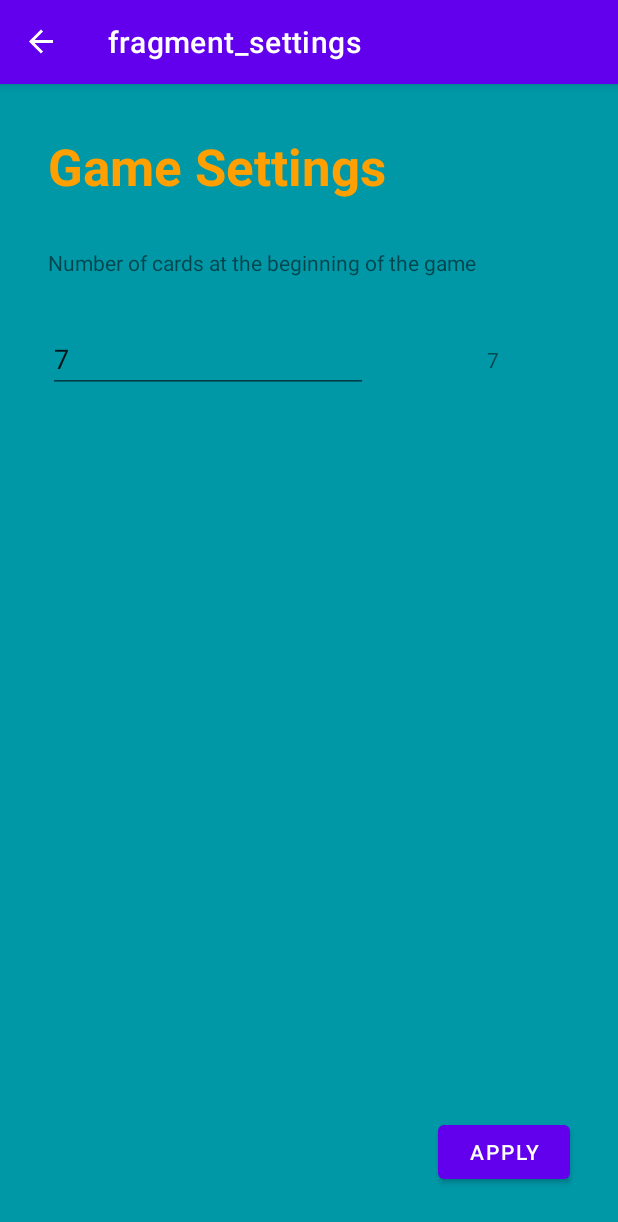
After one commit to inf21064/Project_Android_Uno, an Android app: the settingsFragment screen opened through its navigation route, on a phone screen of 412 x 824 dp. The commit adds this screen. Shown: the top 1222 px of the screen. Run offline under Robolectric (Android 15) with nearby library versions, the phone set to English and light mode, and no system bars; our stand-ins replace data binding, navigation-ui.

Commit message:
databinding for number of card settingsFragment

```diff
--- a/app/src/main/java/com/example/project_andorid_uno/homeFragment.kt
+++ b/app/src/main/java/com/example/project_andorid_uno/homeFragment.kt
@@ -5,6 +5,7 @@ import android.view.*
 import androidx.fragment.app.Fragment
 import androidx.databinding.DataBindingUtil
 import androidx.navigation.findNavController
+import androidx.navigation.ui.NavigationUI
 import com.example.project_andorid_uno.databinding.FragmentHomeBinding
 
 class homeFragment : Fragment() {
@@ -22,9 +23,13 @@ class homeFragment : Fragment() {
         setHasOptionsMenu(true)
         return binding.root
     }
-
-    /*override fun onCreateOptionsMenu(menu: Menu, inflater: MenuInflater) {
+    override fun onCreateOptionsMenu(menu: Menu, inflater: MenuInflater) {
         super.onCreateOptionsMenu(menu, inflater)
         inflater.inflate(R.menu.options_menu,menu)
-    }*/
+    }
+
+    override fun onOptionsItemSelected(item: MenuItem): Boolean {
+        return NavigationUI.onNavDestinationSelected(item, requireView().findNavController())
+                || super.onOptionsItemSelected(item)
+    }
 }
--- /dev/null
+++ b/app/src/main/java/com/example/project_andorid_uno/settingsFragment.kt
@@ -0,0 +1,33 @@
+package com.example.project_andorid_uno
+
+import android.os.Bundle
+import android.text.Editable
+import android.text.TextWatcher
+import androidx.fragment.app.Fragment
+import android.view.LayoutInflater
+import android.view.View
+import android.view.ViewGroup
+import androidx.databinding.DataBindingUtil
+import com.example.project_andorid_uno.databinding.FragmentHomeBinding
+import com.example.project_andorid_uno.databinding.FragmentSettingsBinding
+import java.io.Console
+
+var numOfCards = 7
+
+class settingsFragment : Fragment() {
+    override fun onCreateView(
+        inflater: LayoutInflater, container: ViewGroup?,
+        savedInstanceState: Bundle?
+    ): View? {
+        val binding = DataBindingUtil.inflate<FragmentSettingsBinding>(inflater,
+            R.layout.fragment_settings,container,false)
+        binding.numOfCards = numOfCards
+
+        binding.applySettingsBtn.setOnClickListener {
+            numOfCards = binding.numOfCardsTxtInput.text.toString().toInt()
+            println(numOfCards)
+        }
+
+        return binding.root
+    }
+}
--- /dev/null
+++ b/app/src/main/res/layout/fragment_settings.xml
@@ -0,0 +1,72 @@
+<?xml version="1.0" encoding="utf-8"?>
+<layout
+    xmlns:android="http://schemas.android.com/apk/res/android"
+    xmlns:app="http://schemas.android.com/apk/res-auto"
+    xmlns:tools="http://schemas.android.com/tools">
+    <data>
+        <variable
+            name="numOfCards"
+            type="Number" />
+    </data>
+    <androidx.constraintlayout.widget.ConstraintLayout
+        android:layout_width="match_parent"
+        android:layout_height="match_parent"
+        android:background="#0097A7"
+        tools:context=".settingsFragment">
+
+        <TextView
+            android:id="@+id/textView4"
+            android:layout_width="wrap_content"
+            android:layout_height="wrap_content"
+            android:layout_marginStart="32dp"
+            android:layout_marginTop="32dp"
+            android:text="@string/settings"
+            android:textAppearance="@style/TextAppearance.AppCompat.Display1"
+            android:textColor="#FFA000"
+            android:textStyle="bold"
+            app:layout_constraintStart_toStartOf="parent"
+            app:layout_constraintTop_toTopOf="parent" />
+
+        <TextView
+            android:id="@+id/cardSettingsInput"
+            android:layout_width="wrap_content"
+            android:layout_height="wrap_content"
+            android:layout_marginTop="32dp"
+            android:fontFamily="sans-serif"
+            android:text="@string/num_of_startcards"
+            app:layout_constraintStart_toStartOf="@+id/textView4"
+            app:layout_constraintTop_toBottomOf="@+id/textView4" />
+
+        <EditText
+            android:id="@+id/numOfCardsTxtInput"
+            android:layout_width="wrap_content"
+            android:layout_height="wrap_content"
+            android:layout_marginTop="32dp"
+            android:ems="10"
+            android:inputType="number"
+            android:text="@{numOfCards.toString()}"
+            app:layout_constraintStart_toStartOf="@+id/cardSettingsInput"
+            app:layout_constraintTop_toBottomOf="@+id/cardSettingsInput" />
+
+        <TextView
+            android:id="@+id/textView8"
+            android:layout_width="wrap_content"
+            android:layout_height="wrap_content"
+            android:text="@{numOfCards.toString()}"
+            app:layout_constraintBottom_toBottomOf="@+id/numOfCardsTxtInput"
+            app:layout_constraintEnd_toEndOf="parent"
+            app:layout_constraintStart_toEndOf="@+id/numOfCardsTxtInput"
+            app:layout_constraintTop_toTopOf="@+id/numOfCardsTxtInput" />
+
+        <Button
+            android:id="@+id/applySettingsBtn"
+            android:layout_width="wrap_content"
+            android:layout_height="wrap_content"
+            android:layout_marginEnd="32dp"
+            android:layout_marginBottom="32dp"
+            android:text="@string/apply_settings"
+            app:layout_constraintBottom_toBottomOf="parent"
+            app:layout_constraintEnd_toEndOf="parent" />
+
+    </androidx.constraintlayout.widget.ConstraintLayout>
+</layout>
--- /dev/null
+++ b/app/src/main/res/menu/options_menu.xml
@@ -0,0 +1,6 @@
+<?xml version="1.0" encoding="utf-8"?>
+<menu xmlns:android="http://schemas.android.com/apk/res/android">
+    <item
+        android:id="@+id/settingsFragment"
+        android:title="@string/settings"/>
+</menu>
--- a/app/src/main/res/navigation/navigation.xml
+++ b/app/src/main/res/navigation/navigation.xml
@@ -27,4 +27,9 @@
         android:name="com.example.project_andorid_uno.resultFragment"
         android:label="fragment_result"
         tools:layout="@layout/fragment_result" />
+    <fragment
+        android:id="@+id/settingsFragment"
+        android:name="com.example.project_andorid_uno.settingsFragment"
+        android:label="fragment_settings"
+        tools:layout="@layout/fragment_settings" />
 </navigation>
--- a/app/src/main/res/values/strings.xml
+++ b/app/src/main/res/values/strings.xml
@@ -4,4 +4,9 @@
     <string name="app_name">Virtual Uno Game</string>
     <string name="hello_blank_fragment">Fragment heading</string>
     <string name="launch_game_btn_txt">Play now</string>
+    <string name="settings">Game Settings</string>
+    <string name="game_rules_txt">The first player places a card from his hand onto the discard pile. The following applies: A card can only be placed on top of a card of the same suit or number. The black cards are special action cards with special rules (see Action Cards). If a player cannot place a matching card, he must draw a penalty card from the face-down pile. This card can be played again immediately, if it matches. If he does not have a matching card, it is the next player\'s turn. The player who discards the penultimate card must shout \"UNO! (meaning \"one\"), signaling that he has only one card left in his hand. If a player forgets this and another player notices it in time (before the next player has drawn or discarded a card), he must draw 2 penalty cards. The round is won by the player who discarded the last card. The points are added and a new round is played.</string>
+    <string name="game_rules_heading">Course of the game</string>
+    <string name="num_of_startcards">Number of cards at the beginning of the game</string>
+    <string name="apply_settings">Apply</string>
 </resources>
```
Also changed, not shown: app/src/main/java/com/example/project_andorid_uno/gameFragment.kt (+10 -2 lines), app/src/main/res/layout/fragment_game.xml (+40 -3 lines), app/src/main/res/layout/fragment_home.xml (+49 -6 lines), 1 other file.
